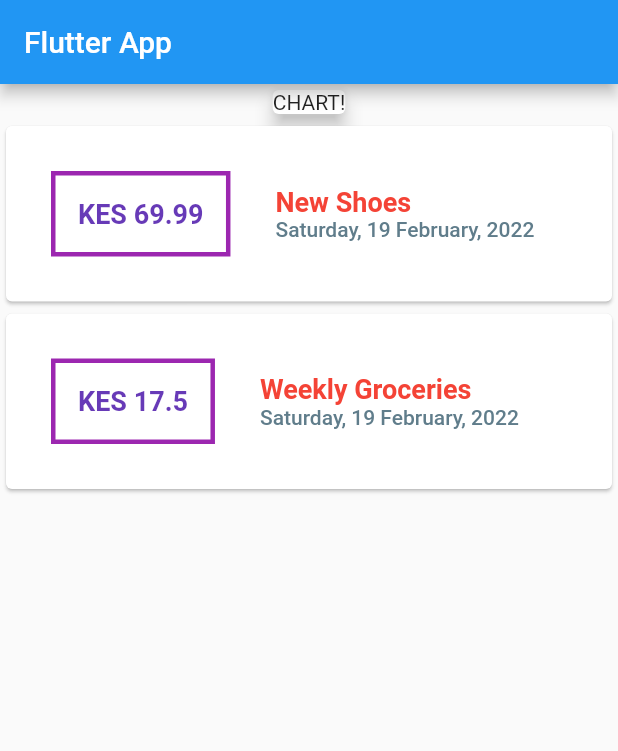
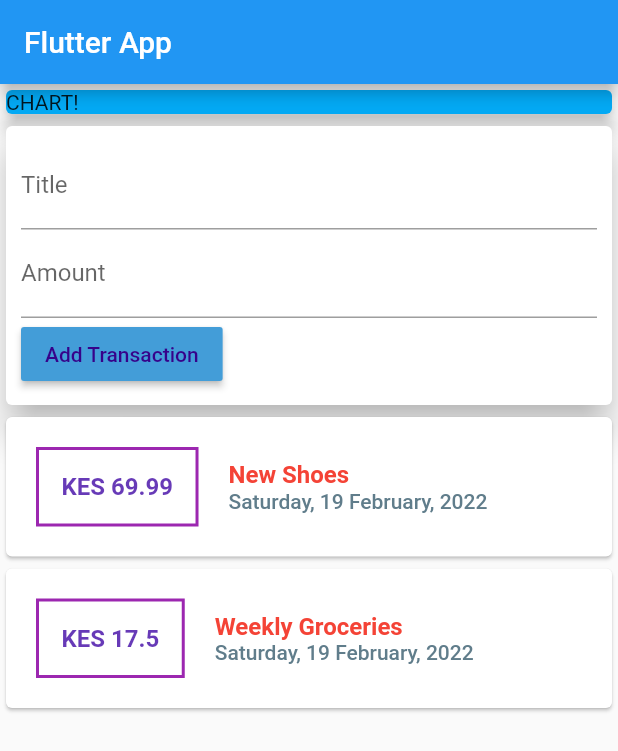
Before and after one commit to muriukiMartin/finance_app, a Flutter app: the screen it shows after launch, on a phone screen of 412 x 824 dp. Shown: the top 751 px of the screen. Run offline on Flutter 3.47's test engine with Material 2 defaults, Android fonts, the phone set to English and light mode, and no system bars.

Commit message:
Creating text widgets

```diff
--- a/lib/main.dart
+++ b/lib/main.dart
@@ -39,9 +39,29 @@ class MyHomePage extends StatelessWidget {
       body: Column(
         children: <Widget>[
           Container(
+            width: double.infinity,
             child: Card(
+              color: Colors.lightBlue,
               child: Text('CHART!'),
               elevation: 5,
+            ),
+          ),
+          Card(
+            elevation: 10,
+            child: Container(
+              padding: EdgeInsets.all(10),
+              child: Column(
+                crossAxisAlignment: CrossAxisAlignment.start,
+                children: <Widget>[
+                  TextField(
+                    decoration: InputDecoration(labelText: 'Title')
+                    ),
+                  TextField(
+                    decoration: InputDecoration(labelText: 'Amount'),
+                  ),
+                  RaisedButton(color: Color.fromARGB(255, 67, 157, 216), child: Text('Add Transaction'), textColor: Color.fromARGB(255, 54, 2, 138),  onPressed: (){},)
+                ],
+              ),
             ),
           ),
           Column(
@@ -50,18 +70,18 @@ class MyHomePage extends StatelessWidget {
                 child: Row(
                   children: <Widget>[
                     Container(
-                      margin: EdgeInsets.all(30),
+                      margin: EdgeInsets.all(20),
                       decoration: BoxDecoration(
                           border: Border.all(
                         color: Colors.purple,
-                        width: 3,
+                        width: 2,
                       )),
                       padding: EdgeInsets.all(15),
                       child: Text(
                         'KES ${tx.amount}',
                         style: TextStyle(
                             fontWeight: FontWeight.bold,
-                            fontSize: 18,
+                            fontSize: 16,
                             color: Colors.deepPurple),
                       ),
                     ),
@@ -72,7 +92,7 @@ class MyHomePage extends StatelessWidget {
                           tx.title,
                           style: TextStyle(
                               fontWeight: FontWeight.bold,
-                              fontSize: 18,
+                              fontSize: 16,
                               color: Colors.red),
                         ),
                         Text(DateFormat('EEEE, d MMMM, yyyy').format(tx.date),
```
